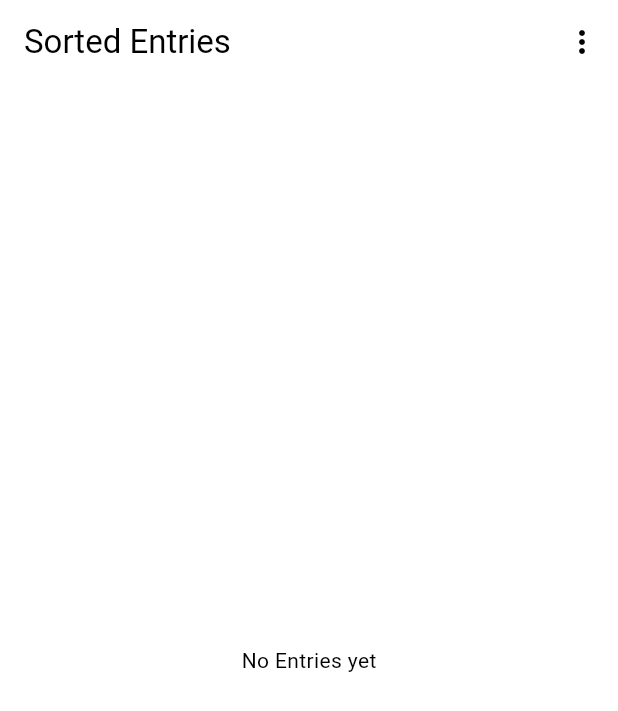
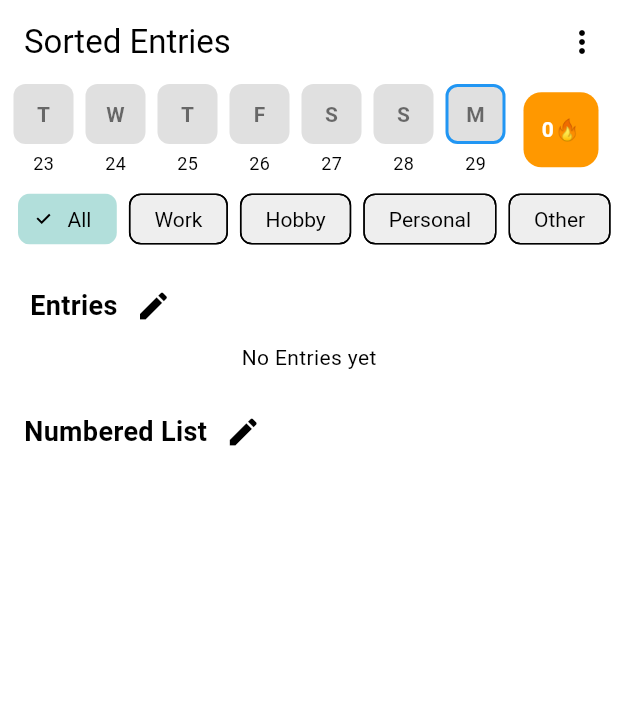
Before and after one commit to Chibinoo/ChatGPT-try, a Flutter app: the SortedPage screen opened directly, on a phone screen of 412 x 824 dp. Shown: the top 711 px of the screen. Run offline on Flutter 3.47's test engine with Material 3 defaults, Android fonts, the phone set to English and light mode, and no system bars; our stand-ins replace cloud_firestore, firebase_core, fl_chart, flutter_slidable, hive, hive_flutter and 1 more; accounts and stored records are empty.

Commit message:
adjusting the new sorted_entrie page so it contains the fetures from brefor

```diff
--- a/lib/pages/sorted_page.dart
+++ b/lib/pages/sorted_page.dart
@@ -1,15 +1,19 @@
 import 'package:flutter/material.dart';
+import 'package:flutter_application_1/pages/add_entry_page.dart';
+import 'package:flutter_application_1/widgets/streak_tiles_widget.dart';
 import 'package:provider/provider.dart';
 import 'package:cloud_firestore/cloud_firestore.dart';
 import '../data/entry.dart';
 import '../data/entry_provider.dart';
+import 'package:flutter_application_1/themes/theme_provider.dart';
+import 'package:flutter_application_1/widgets/numbered_list_widget.dart';
 
 //helper for dates
-DateTime parseDate(dynamic value){
-  if(value==null)return DateTime.now();
-  if(value is DateTime)return value;
-  if(value is Timestamp)return value.toDate();
-  if(value is String)return DateTime.parse(value);
+DateTime parseDate(dynamic value) {
+  if (value == null) return DateTime.now();
+  if (value is DateTime) return value;
+  if (value is Timestamp) return value.toDate();
+  if (value is String) return DateTime.parse(value);
   throw ArgumentError('Unsupported date type: ${value.runtimeType}');
 }
 
@@ -21,19 +25,42 @@ class SortedPage extends StatefulWidget {
 }
 
 class _SortedPageState extends State<SortedPage> {
-  String _sortOption='date_desc';//default sorting
+  String _sortOption = 'date_desc'; //default sorting
+  String _selectedCategory = 'All';
+  final List<String> _categories = [
+    'All',
+    'Work',
+    'Hobby',
+    'Personal',
+    'Other',
+  ];
+  Map<DateTime, bool> entriesByDay = {};
+  int streakCount = 0;
+
+  @override
+  void initState() {
+    super.initState();
+  }
 
   @override
   Widget build(BuildContext context) {
-    final entryProvider=context.watch<EntryProvider>();
-    final List<Entry>entries=List.from(entryProvider.entries);
+    final entryProvider = Provider.of<EntryProvider>(context);
+    List<Entry> entries = entryProvider.entries;
+    if (_selectedCategory != 'All') {
+      entries = entries.where((e) => e.category == _selectedCategory).toList();
+    }
+    entries.sort((a, b) => b.priority.compareTo(a.priority));
+
+    return Consumer<ThemeProvider>(
+      builder: (context, themeProvider, _) {
+        final theme = Theme.of(context);
 
         //sorte based on selection
         entries.sort((a, b) {
-      final dateA=parseDate(a.date);
-      final dateB=parseDate(b.date);
+          final dateA = parseDate(a.date);
+          final dateB = parseDate(b.date);
 
-      switch (_sortOption){
+          switch (_sortOption) {
             case 'date_asc':
               return dateA.compareTo(dateB);
             case 'priority_desc':
@@ -41,7 +68,7 @@ class _SortedPageState extends State<SortedPage> {
             case 'priority_asc':
               return a.priority.compareTo(b.priority);
             default:
-          return dateB.compareTo(dateA);//date_desc
+              return dateB.compareTo(dateA); //date_desc
           }
         });
 
@@ -53,44 +80,116 @@ class _SortedPageState extends State<SortedPage> {
                 initialValue: _sortOption,
                 onSelected: (value) {
                   setState(() {
-                _sortOption=value;
+                    _sortOption = value;
                   });
                 },
-            itemBuilder: (context)=> const[
-              PopupMenuItem(value: 'date_desc', child: Text('Newest First')),
+                itemBuilder: (context) => const [
+                  PopupMenuItem(
+                    value: 'date_desc',
+                    child: Text('Newest First'),
+                  ),
                   PopupMenuItem(value: 'date_asc', child: Text('Oldest First')),
-              PopupMenuItem(value: 'priority_desc', child: Text('Highest priority')),
-              PopupMenuItem(value: 'priority_asc', child: Text('Lowest priority')),
+                  PopupMenuItem(
+                    value: 'priority_desc',
+                    child: Text('Highest priority'),
+                  ),
+                  PopupMenuItem(
+                    value: 'priority_asc',
+                    child: Text('Lowest priority'),
+                  ),
                 ],
               ),
             ],
           ),
-      body: entries.isEmpty
-        ?const Center(child: Text('No Entries yet'))
-        :ListView.builder(
+          body: SingleChildScrollView(
+            child: Column(
+              children: [
+                StreakTilesWidget(entriesByDay: entriesByDay),
+                const SizedBox(height: 5),
+                SingleChildScrollView(
+                  scrollDirection: Axis.horizontal,
+                  padding: const EdgeInsets.symmetric(horizontal: 8),
+                  child: Row(
+                    children: _categories.map((cat) {
+                      final isSelected = cat == _selectedCategory;
+                      return Padding(
+                        padding: const EdgeInsets.symmetric(horizontal: 4),
+                        child: ChoiceChip(
+                          label: Text(cat),
+                          selected: isSelected,
+                          selectedColor: theme.colorScheme.secondaryContainer,
+                          onSelected: (_) {
+                            setState(() => _selectedCategory = cat);
+                          },
+                          backgroundColor: theme.chipTheme.backgroundColor,
+                          labelStyle: theme.chipTheme.labelStyle,
+                        ),
+                      );
+                    }).toList(),
+                  ),
+                ),
+                const SizedBox(height: 10),
+                Row(
+                  children: [
+                    Padding(
+                      padding: EdgeInsetsGeometry.symmetric(horizontal: 10),
+                    ),
+                    Text(
+                      'Entries',
+                      style: TextStyle(
+                        fontWeight: FontWeight.bold,
+                        fontSize: 18,
+                      ),
+                    ),
+                    IconButton(
+                      icon: const Icon(Icons.edit),
+                      onPressed: () {
+                        Navigator.of(context).push(
+                          MaterialPageRoute(builder: (_) => AddEntryPage()),
+                        );
+                      },
+                    ),
+                  ],
+                ),
+                Container(
+                  child: entries.isEmpty
+                      ? const Center(child: Text('No Entries yet'))
+                      : ListView.builder(
+                        shrinkWrap: true,
+                        physics: const NeverScrollableScrollPhysics(),
                           itemCount: entries.length,
-          itemBuilder: (context, index){
-            final entry=entries[index];
-            final date=parseDate(entry.date);
+                          itemBuilder: (context, index) {
+                            final entry = entries[index];
+                            final date = parseDate(entry.date);
 
                             return Dismissible(
-              key: ValueKey(entry.title+date.toIso8601String()),
+                              key: ValueKey(
+                                entry.title + date.toIso8601String(),
+                              ),
                               background: Container(
                                 color: Colors.red,
                                 alignment: Alignment.centerLeft,
                                 padding: const EdgeInsets.only(left: 20),
-                child: const Icon(Icons.delete, color: Colors.white),
+                                child: const Icon(
+                                  Icons.delete,
+                                  color: Colors.white,
+                                ),
                               ),
                               secondaryBackground: Container(
                                 color: Colors.red,
                                 alignment: Alignment.centerRight,
                                 padding: const EdgeInsets.only(right: 20),
-                child: const Icon(Icons.delete, color: Colors.white),
+                                child: const Icon(
+                                  Icons.delete,
+                                  color: Colors.white,
+                                ),
                               ),
                               onDismissed: (direction) {
                                 entryProvider.deleteEntry(index);
                                 ScaffoldMessenger.of(context).showSnackBar(
-                  SnackBar(content: Text("Deleted''${entry.title}")),
+                                  SnackBar(
+                                    content: Text("Deleted''${entry.title}"),
+                                  ),
                                 );
                               },
                               child: ListTile(
@@ -101,12 +200,21 @@ class _SortedPageState extends State<SortedPage> {
                                 ),
                                 trailing: Text(
                                   "Priority: ${entry.priority}",
-                  style: const TextStyle(fontWeight: FontWeight.bold),
+                                  style: const TextStyle(
+                                    fontWeight: FontWeight.bold,
+                                  ),
                                 ),
                               ),
                             );
                           },
                         ),
+                ),
+                NumberedListWidget(),
+              ],
+            ),
+          ),
+        );
+      },
     );
   }
 }
```
Lines whose indentation alone changed are shown as unchanged.
